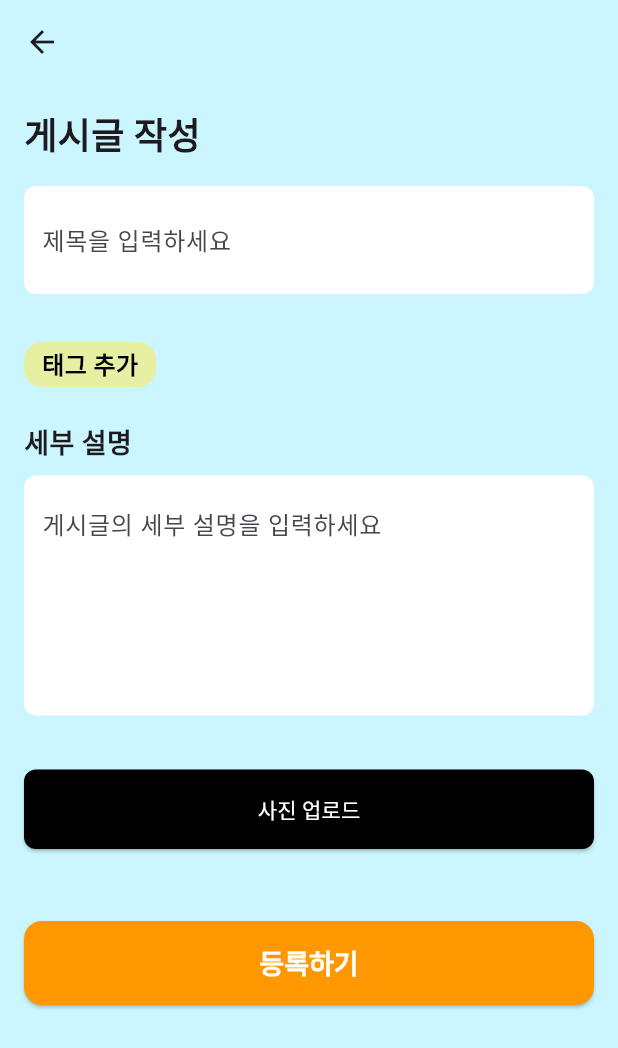
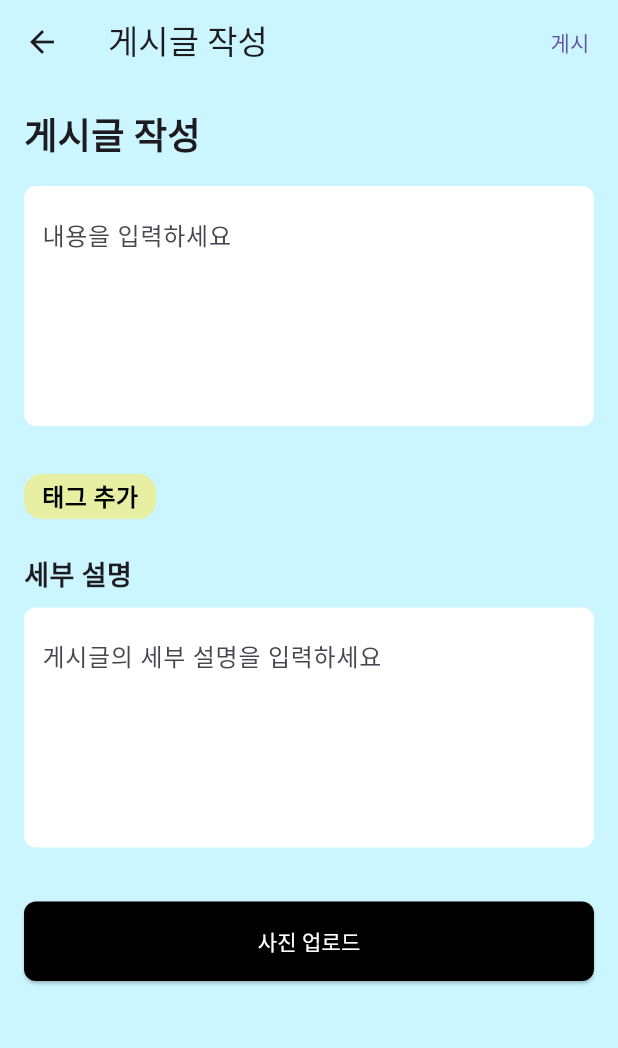
Before and after one commit to LGHee1/-Portfolio, a Flutter app: the PostCreatePage screen opened directly, on a phone screen of 412 x 824 dp. Shown: the top 1048 px of the screen. Run offline on Flutter 3.47's test engine with Material 3 defaults, Android fonts, the phone set to English and light mode, and no system bars; our stand-ins replace cloud_firestore, firebase_auth, firebase_core, firebase_storage, geolocator, google_maps_flutter and 4 more; accounts and stored records are empty; Roboto replaces fonts that are missing (Pretendard).

Commit message:
5/13 15시

```diff
--- a/lib/post/post_create.dart
+++ b/lib/post/post_create.dart
@@ -3,6 +3,10 @@ import 'tag_list.dart';
 import '../models/tag.dart';
 import 'dart:io';
 import 'package:image_picker/image_picker.dart';
+import 'package:cloud_firestore/cloud_firestore.dart';
+import 'package:firebase_auth/firebase_auth.dart';
+import 'package:path/path.dart' as path;
+import 'package:firebase_storage/firebase_storage.dart';
 
 class PostCreatePage extends StatefulWidget {
   const PostCreatePage({super.key});
@@ -14,6 +18,8 @@ class PostCreatePage extends StatefulWidget {
 class _PostCreatePageState extends State<PostCreatePage> {
   List<Tag> selectedTags = [];
   List<File> selectedImages = [];
+  final TextEditingController _contentController = TextEditingController();
+  bool _isLoading = false;
 
   Future<void> _pickImage() async {
     final ImagePicker picker = ImagePicker();
@@ -23,6 +29,75 @@ class _PostCreatePageState extends State<PostCreatePage> {
       setState(() {
         selectedImages.addAll(images.map((image) => File(image.path)));
       });
+    }
+  }
+
+  Future<List<String>> _uploadImages() async {
+    List<String> imageUrls = [];
+    for (File image in selectedImages) {
+      String fileName = '${DateTime.now().millisecondsSinceEpoch}_${path.basename(image.path)}';
+      Reference ref = FirebaseStorage.instance.ref().child('post_images/$fileName');
+      await ref.putFile(image);
+      String downloadUrl = await ref.getDownloadURL();
+      imageUrls.add(downloadUrl);
+    }
+    return imageUrls;
+  }
+
+  Future<void> _createPost() async {
+    if (_contentController.text.trim().isEmpty) {
+      ScaffoldMessenger.of(context).showSnackBar(
+        const SnackBar(content: Text('내용을 입력해주세요')),
+      );
+      return;
+    }
+
+    setState(() {
+      _isLoading = true;
+    });
+
+    try {
+      final user = FirebaseAuth.instance.currentUser;
+      if (user == null) return;
+
+      // 사용자 닉네임 가져오기
+      final userDoc = await FirebaseFirestore.instance
+          .collection('users')
+          .doc(user.uid)
+          .get();
+      final nickname = userDoc.data()?['nickname'];
+
+      // 이미지 업로드
+      List<String> imageUrls = await _uploadImages();
+
+      // Firestore에 게시글 저장
+      await FirebaseFirestore.instance.collection('users').doc(user.uid).collection('Post_Data').add({
+        'content': _contentController.text,
+        'imageUrls': imageUrls,
+        'createdAt': FieldValue.serverTimestamp(),
+        'userId': user.uid,
+        'nickname': nickname,
+        'likes': 0,
+      });
+
+      if (mounted) {
+        Navigator.pop(context);
+        ScaffoldMessenger.of(context).showSnackBar(
+          const SnackBar(content: Text('게시글이 작성되었습니다')),
+        );
+      }
+    } catch (e) {
+      if (mounted) {
+        ScaffoldMessenger.of(context).showSnackBar(
+          SnackBar(content: Text('오류가 발생했습니다: $e')),
+        );
+      }
+    } finally {
+      if (mounted) {
+        setState(() {
+          _isLoading = false;
+        });
+      }
     }
   }
 
@@ -39,6 +114,19 @@ class _PostCreatePageState extends State<PostCreatePage> {
             Navigator.pop(context);
           },
         ),
+        title: const Text('게시글 작성'),
+        actions: [
+          TextButton(
+            onPressed: _isLoading ? null : _createPost,
+            child: _isLoading
+                ? const SizedBox(
+                    width: 20,
+                    height: 20,
+                    child: CircularProgressIndicator(strokeWidth: 2),
+                  )
+                : const Text('게시'),
+          ),
+        ],
       ),
       backgroundColor: const Color(0xFFCBF6FF),
       body: SingleChildScrollView(
@@ -67,10 +155,12 @@ class _PostCreatePageState extends State<PostCreatePage> {
                       borderRadius: BorderRadius.circular(8),
                     ),
                     child: TextField(
+                      controller: _contentController,
                       decoration: const InputDecoration(
-                        hintText: '제목을 입력하세요',
+                        hintText: '내용을 입력하세요',
                         border: InputBorder.none,
                       ),
+                      maxLines: 5,
                     ),
                   ),
                   const SizedBox(height: 8),
@@ -251,38 +341,6 @@ class _PostCreatePageState extends State<PostCreatePage> {
                 ],
               ),
             ),
-            Padding(
-              padding: const EdgeInsets.fromLTRB(16, 32, 16, 32),
-              child: SizedBox(
-                width: double.infinity,
-                height: 56,
-                child: ElevatedButton(
-                  onPressed: () {
-                    // 등록하기 기능
-                    ScaffoldMessenger.of(context).showSnackBar(
-                      const SnackBar(
-                        content: Text('게시글이 등록되었습니다.'),
-                        duration: Duration(seconds: 2),
-                        backgroundColor: Color(0xFFFF9800),
-                      ),
-                    );
-                    // 2초 후 메인 화면으로 이동
-                    Future.delayed(const Duration(seconds: 2), () {
-                      Navigator.pop(context);
-                    });
-                  },
-                  style: ElevatedButton.styleFrom(
-                    backgroundColor: const Color(0xFFFF9800),
-                    foregroundColor: Colors.white,
-                    shape: RoundedRectangleBorder(
-                      borderRadius: BorderRadius.circular(12),
-                    ),
-                    textStyle: const TextStyle(fontSize: 18, fontWeight: FontWeight.bold),
-                  ),
-                  child: const Text('등록하기'),
-                ),
-              ),
-            ),
           ],
         ),
       ),
```
